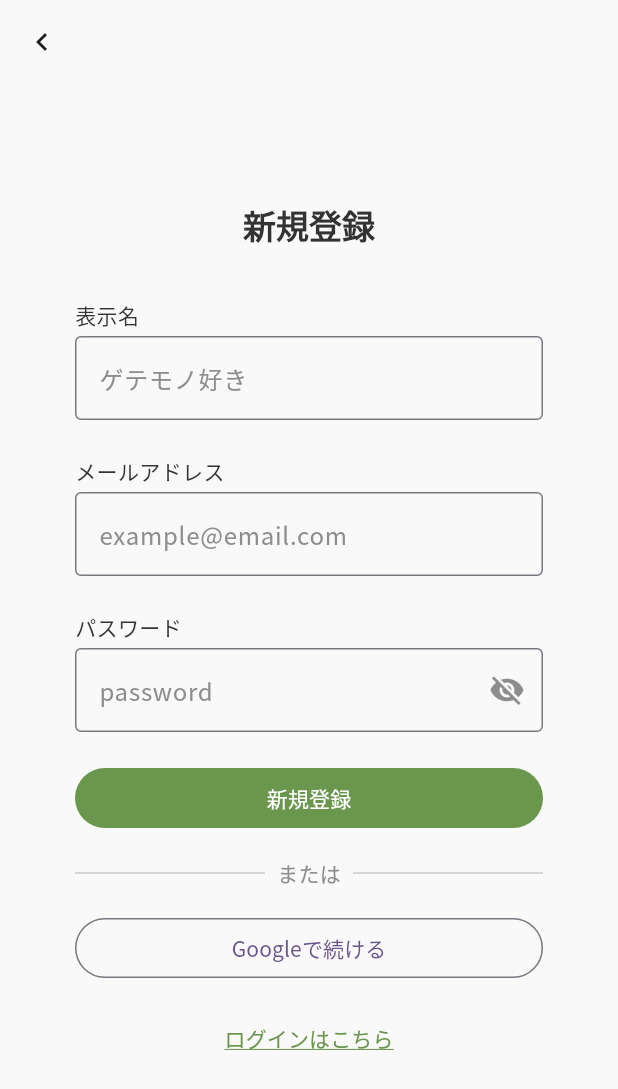
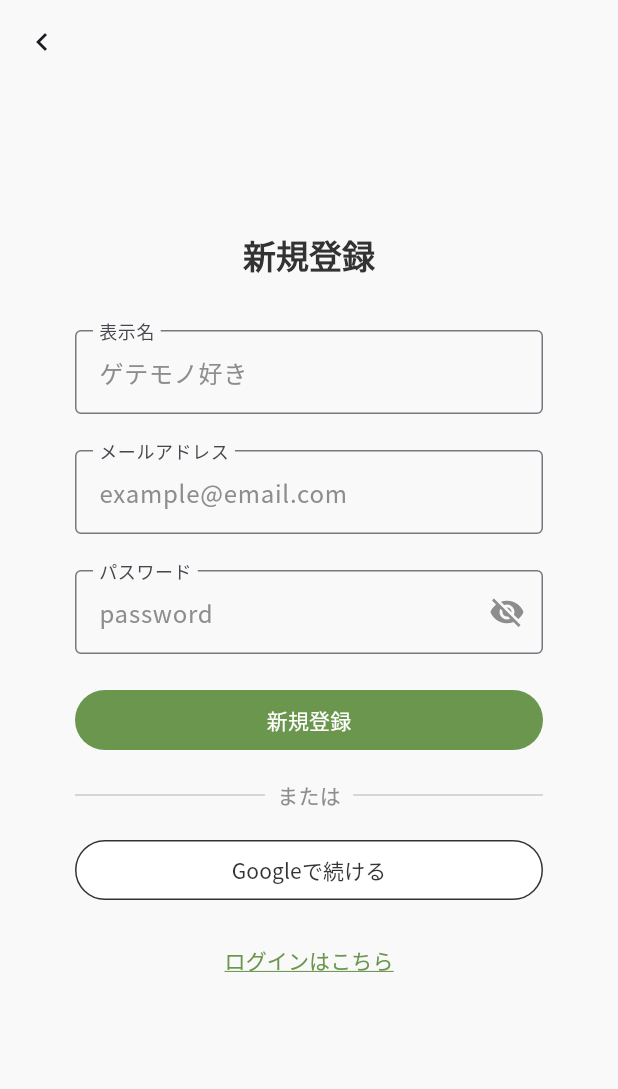
Before and after one commit to shinonome-inc/yumemi-pg-hackathon-team4, a Flutter app: the SignUpPage screen opened by its route, on a phone screen of 412 x 824 dp. Shown: the top 1089 px of the screen. Run offline on Flutter 3.47's test engine with Material 3 defaults, Android fonts, the light colour scheme and no system bars; our stand-ins replace cloud_firestore, firebase_auth, firebase_core, flutter_dotenv, flutter_riverpod, freezed_annotation and 4 more; accounts and stored records are empty; generated files the repository leaves out were written again.

Commit message:
スタイル修正

```diff
--- a/client/lib/pages/sign_up/sign_up_page.dart
+++ b/client/lib/pages/sign_up/sign_up_page.dart
@@ -29,13 +29,14 @@ class _TopPageState extends ConsumerState<SignUpPage> {
       body: SafeArea(
         child: Center(
           child: Transform.translate(
-            offset: const Offset(0, -40),
+            offset: const Offset(0, -56),
             child: SingleChildScrollView(
               child: Container(
                 constraints: const BoxConstraints(
                   maxWidth: 360,
                 ),
-                padding: const EdgeInsets.symmetric(horizontal: 24),
+                padding:
+                    const EdgeInsets.symmetric(vertical: 16, horizontal: 24),
                 child: Column(
                   mainAxisAlignment: MainAxisAlignment.center,
                   children: [
@@ -47,61 +48,31 @@ class _TopPageState extends ConsumerState<SignUpPage> {
                       ),
                     ),
                     const SizedBox(height: 36),
-                    Column(
-                      crossAxisAlignment: CrossAxisAlignment.start,
-                      children: [
-                        Text(
-                          '表示名',
-                          style: context.textTheme.bodyMedium?.copyWith(
-                            color: AppColors.gray1,
-                          ),
-                        ),
-                        const SizedBox(height: 4),
                     const TextField(
                       decoration: InputDecoration(
                         border: OutlineInputBorder(),
+                        labelText: '表示名',
+                        floatingLabelBehavior: FloatingLabelBehavior.always,
                         hintText: 'ゲテモノ好き',
                         hintStyle: TextStyle(
                           color: AppColors.gray2,
                         ),
                       ),
                     ),
-                      ],
-                    ),
                     const SizedBox(height: 24),
-                    Column(
-                      crossAxisAlignment: CrossAxisAlignment.start,
-                      children: [
-                        Text(
-                          'メールアドレス',
-                          style: context.textTheme.bodyMedium?.copyWith(
-                            color: AppColors.gray1,
-                          ),
-                        ),
-                        const SizedBox(height: 4),
                     const TextField(
                       keyboardType: TextInputType.emailAddress,
                       decoration: InputDecoration(
                         border: OutlineInputBorder(),
+                        labelText: 'メールアドレス',
+                        floatingLabelBehavior: FloatingLabelBehavior.always,
                         hintText: 'example@email.com',
                         hintStyle: TextStyle(
                           color: AppColors.gray2,
                         ),
                       ),
                     ),
-                      ],
-                    ),
                     const SizedBox(height: 24),
-                    Column(
-                      crossAxisAlignment: CrossAxisAlignment.start,
-                      children: [
-                        Text(
-                          'パスワード',
-                          style: context.textTheme.bodyMedium?.copyWith(
-                            color: AppColors.gray1,
-                          ),
-                        ),
-                        const SizedBox(height: 4),
                     TextField(
                       obscureText: _isObscure,
                       decoration: InputDecoration(
@@ -121,13 +92,13 @@ class _TopPageState extends ConsumerState<SignUpPage> {
                           },
                         ),
                         border: const OutlineInputBorder(),
+                        labelText: 'パスワード',
+                        floatingLabelBehavior: FloatingLabelBehavior.always,
                         hintText: 'password',
                         hintStyle: const TextStyle(
                           color: AppColors.gray2,
                         ),
                       ),
-                        ),
-                      ],
                     ),
                     const SizedBox(height: 24),
                     Container(
@@ -170,11 +141,17 @@ class _TopPageState extends ConsumerState<SignUpPage> {
                       child: OutlinedButton(
                         onPressed: () {},
                         child: const Text('Googleで続ける'),
+                        style: OutlinedButton.styleFrom(
+                          backgroundColor: AppColors.white,
+                          foregroundColor: AppColors.gray1,
+                          side: const BorderSide(
+                            color: AppColors.gray1,
+                          ),
+                        ),
                       ),
                     ),
                     const SizedBox(height: 20),
                     Container(
-                      width: double.infinity,
                       height: 40,
                       child: TextButton(
                         onPressed: () {},
```
Lines whose indentation alone changed are shown as unchanged.
